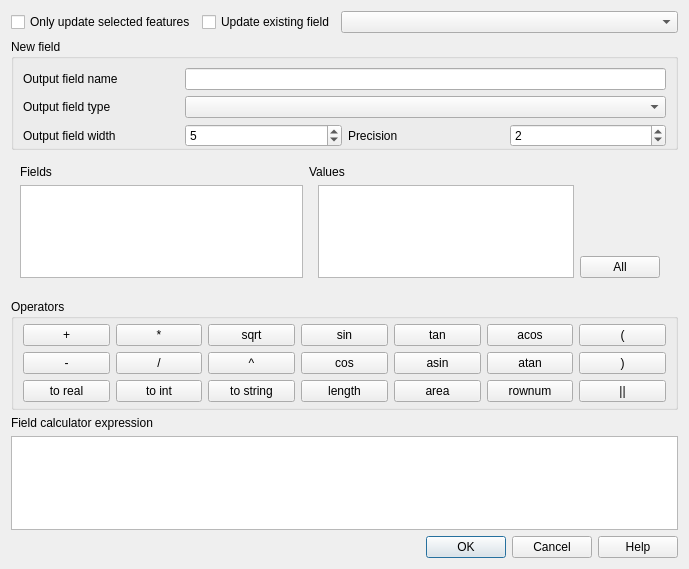
Before: the Qt Designer form qgis/src/ui/qgsfieldcalculatorbase.ui in sourcepole/qgis, drawn with Qt 5.
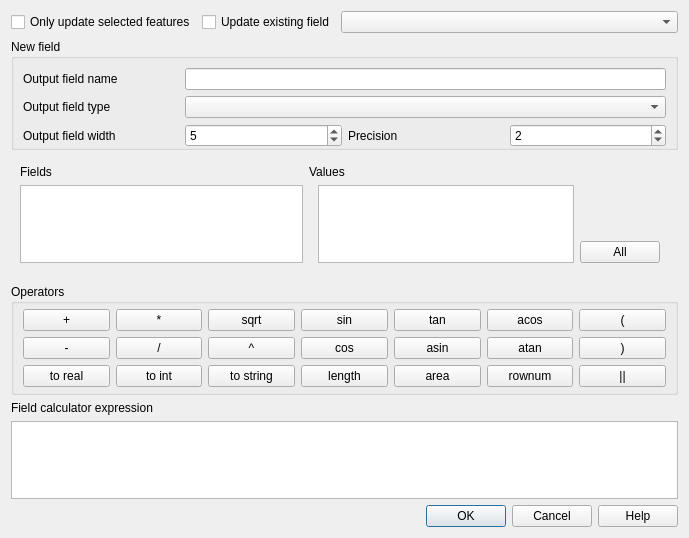
After: the same form once the commit is applied.

Commit message: make field calculator geometry netbook-friendly

What changed in the file:
```diff
--- a/qgis/src/ui/qgsfieldcalculatorbase.ui
+++ b/qgis/src/ui/qgsfieldcalculatorbase.ui
@@ -7,7 +7,7 @@
     <x>0</x>
     <y>0</y>
     <width>689</width>
-    <height>569</height>
+    <height>538</height>
    </rect>
   </property>
   <property name="windowTitle">
@@ -282,7 +282,14 @@
     </widget>
    </item>
    <item row="6" column="0" colspan="3">
-    <widget class="QTextEdit" name="mExpressionTextEdit"/>
+    <widget class="QTextEdit" name="mExpressionTextEdit">
+     <property name="minimumSize">
+      <size>
+       <width>0</width>
+       <height>32</height>
+      </size>
+     </property>
+    </widget>
    </item>
    <item row="7" column="2">
     <widget class="QDialogButtonBox" name="mButtonBox">
@@ -317,13 +324,27 @@
           </widget>
          </item>
          <item row="0" column="1" rowspan="3">
-          <widget class="QListWidget" name="mValueListWidget"/>
+          <widget class="QListWidget" name="mValueListWidget">
+           <property name="minimumSize">
+            <size>
+             <width>0</width>
+             <height>48</height>
+            </size>
+           </property>
+          </widget>
          </item>
         </layout>
        </widget>
       </item>
       <item row="1" column="0">
-       <widget class="QListWidget" name="mFieldsListWidget"/>
+       <widget class="QListWidget" name="mFieldsListWidget">
+        <property name="minimumSize">
+         <size>
+          <width>0</width>
+          <height>48</height>
+         </size>
+        </property>
+       </widget>
       </item>
       <item row="0" column="0">
        <widget class="QLabel" name="label">
```
